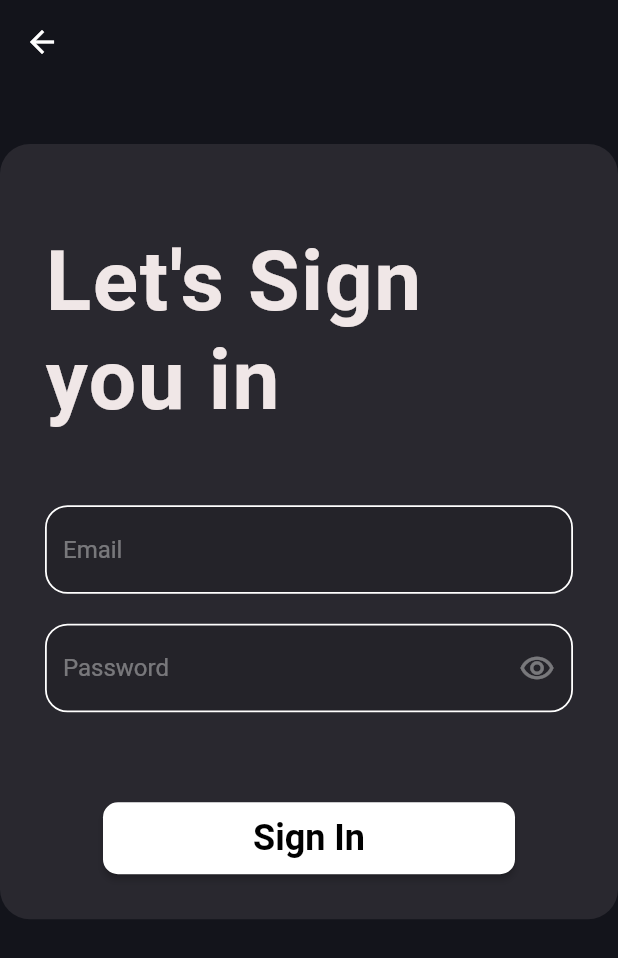
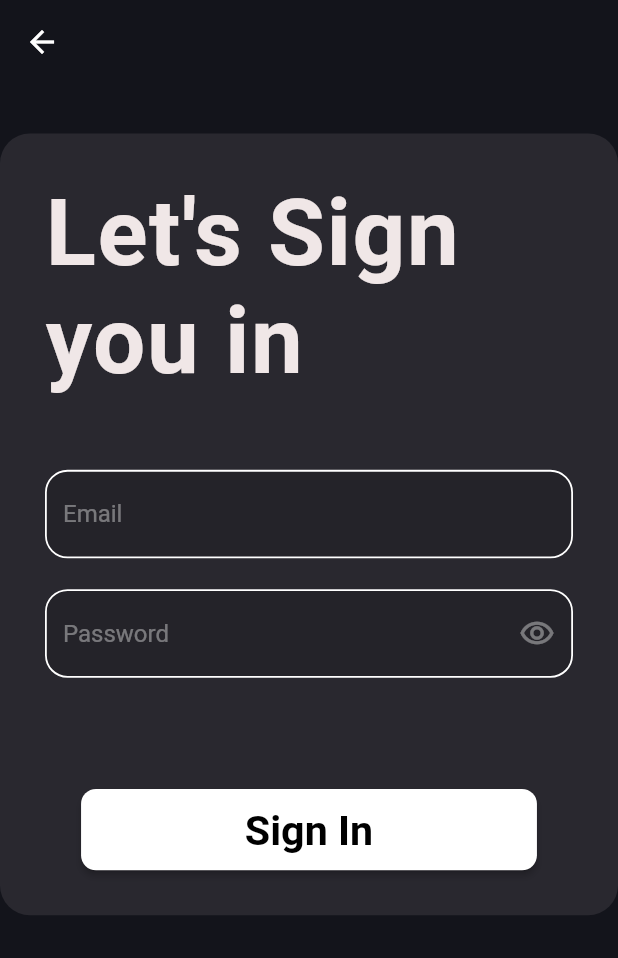
Before and after one commit to Aman0106/Cuhub-new, a Flutter app: the screen it shows after launch, after a tap on the "arrow forward ios" icon, on a phone screen of 412 x 824 dp. Shown: the top 958 px of the screen. Run offline on Flutter 3.47's test engine with Material 2 defaults, Android fonts, the phone set to English and light mode, and no system bars.

Commit message:
made a bit responsice

```diff
--- a/cu_hub/lib/Screens/programmes_screen.dart
+++ b/cu_hub/lib/Screens/programmes_screen.dart
@@ -95,6 +95,7 @@ class _ProgrammesListScreenState extends State<ProgrammesListScreen> {
 
   Widget buildSelectButton(BuildContext context) {
     final label = 'Select ${selectedClasses.length} Programmes';
+    final screenSize = MediaQuery.of(context).size;
 
     return GestureDetector(
       onTap: () => setState(() {
@@ -102,17 +103,19 @@ class _ProgrammesListScreenState extends State<ProgrammesListScreen> {
       }),
       child: Container(
         // alignment: Alignment.bottomCenter,
-        margin: const EdgeInsets.only(bottom: 40),
-        padding: const EdgeInsets.symmetric(horizontal: 50, vertical: 10),
+        margin: EdgeInsets.only(bottom: screenSize.height * 0.02),
+        padding: EdgeInsets.symmetric(
+            horizontal: screenSize.width * 0.13,
+            vertical: screenSize.height * 0.0115),
         decoration: BoxDecoration(
           color: selectedClasses.isNotEmpty ? Colors.amber : Colors.grey[600],
           borderRadius: const BorderRadius.all(Radius.circular(10)),
         ),
         child: Text(
           label,
-          style: const TextStyle(
+          style: TextStyle(
             color: Colors.black,
-            fontSize: 24,
+            fontSize: screenSize.width * 0.05,
             fontWeight: FontWeight.w700,
           ),
         ),
--- a/cu_hub/lib/Screens/sign_in_screen.dart
+++ b/cu_hub/lib/Screens/sign_in_screen.dart
@@ -15,6 +15,7 @@ class _SignInScreenState extends State<SignInScreen> {
 
   @override
   Widget build(BuildContext context) {
+    final screenSize = MediaQuery.of(context).size;
     return Scaffold(
       appBar: AppBar(
         backgroundColor: Colors.transparent,
@@ -22,7 +23,7 @@ class _SignInScreenState extends State<SignInScreen> {
       ),
       backgroundColor: Color.fromARGB(255, 19, 20, 27),
       body: Container(
-        margin: EdgeInsets.only(top: 40),
+        margin: EdgeInsets.only(top: screenSize.height * 0.04),
         decoration: const BoxDecoration(
           color: Color.fromARGB(213, 45, 44, 51),
           borderRadius: BorderRadius.all(
@@ -32,21 +33,21 @@ class _SignInScreenState extends State<SignInScreen> {
         child: SingleChildScrollView(
           physics: BouncingScrollPhysics(),
           child: Container(
-            padding: const EdgeInsets.all(30.0),
+            padding: EdgeInsets.all(screenSize.aspectRatio * 60),
             margin: EdgeInsets.only(
-                top: MediaQuery.of(context).size.height * 0.035),
+                top: MediaQuery.of(context).size.height * 0.001),
             child: Column(
               children: [
-                const Text(
+                Text(
                   'Let\'s Sign you in',
                   style: TextStyle(
-                    color: Color.fromARGB(255, 240, 231, 231),
-                    fontSize: 56,
+                    color: const Color.fromARGB(255, 240, 231, 231),
+                    fontSize: screenSize.width * 0.15,
                     fontWeight: FontWeight.bold,
                     letterSpacing: 1,
                   ),
                 ),
-                const SizedBox(height: 50),
+                SizedBox(height: screenSize.height * 0.06),
                 TextField(
                   style: const TextStyle(color: Colors.white),
                   decoration: InputDecoration(
@@ -67,7 +68,7 @@ class _SignInScreenState extends State<SignInScreen> {
                     ),
                   ),
                 ),
-                const SizedBox(height: 20),
+                SizedBox(height: screenSize.height * 0.025),
                 TextField(
                   obscureText: !showPassword,
                   style: const TextStyle(color: Colors.white),
@@ -100,11 +101,12 @@ class _SignInScreenState extends State<SignInScreen> {
                     ),
                   ),
                 ),
-                const SizedBox(height: 60),
+                SizedBox(height: screenSize.height * 0.09),
                 ElevatedButton(
                   style: ElevatedButton.styleFrom(
-                    padding: const EdgeInsets.symmetric(
-                        horizontal: 100, vertical: 10),
+                    padding: EdgeInsets.symmetric(
+                        horizontal: screenSize.width * 0.265,
+                        vertical: screenSize.height * 0.0135),
                     primary: Colors.white,
                     shape: const RoundedRectangleBorder(
                       borderRadius: BorderRadius.all(
@@ -119,11 +121,11 @@ class _SignInScreenState extends State<SignInScreen> {
                           : const FacultyHomeScreen();
                     }));
                   },
-                  child: const Text(
+                  child: Text(
                     'Sign In',
                     style: TextStyle(
                       color: Colors.black,
-                      fontSize: 24,
+                      fontSize: screenSize.aspectRatio * 55,
                       fontWeight: FontWeight.w700,
                     ),
                   ),
--- a/cu_hub/lib/Widgets/make_announcement_widget.dart
+++ b/cu_hub/lib/Widgets/make_announcement_widget.dart
@@ -16,6 +16,7 @@ class _MakeAnnouncementStateWidget extends State<MakeAnnouncementWidget> {
 
   @override
   Widget build(BuildContext context) {
+    final screenSize = MediaQuery.of(context).size;
     return Container(
       height: MediaQuery.of(context).size.height * 0.48,
       width: MediaQuery.of(context).size.width * 0.9,
@@ -46,7 +47,7 @@ class _MakeAnnouncementStateWidget extends State<MakeAnnouncementWidget> {
               height: 1,
               thickness: 0.8,
             ),
-            const SizedBox(height: 5),
+            SizedBox(height: screenSize.height * 0.007),
             Row(
               mainAxisAlignment: MainAxisAlignment.spaceBetween,
               children: [
@@ -66,7 +67,7 @@ class _MakeAnnouncementStateWidget extends State<MakeAnnouncementWidget> {
                 ),
               ],
             ),
-            const SizedBox(height: 6),
+            SizedBox(height: screenSize.height * 0.005),
             Row(
               children: const [
                 Text(
@@ -79,6 +80,7 @@ class _MakeAnnouncementStateWidget extends State<MakeAnnouncementWidget> {
                 Expanded(
                   child: TextField(
                     autofocus: true,
+                    style: TextStyle(color: Colors.white),
                     cursorColor: Colors.white,
                     decoration: InputDecoration(
                       border: InputBorder.none,
@@ -89,13 +91,18 @@ class _MakeAnnouncementStateWidget extends State<MakeAnnouncementWidget> {
                 ),
               ],
             ),
-            const TextField(
-              keyboardType: TextInputType.multiline,
-              maxLines: 10,
-              decoration: InputDecoration(
-                border: InputBorder.none,
-                hintText: 'Type...',
-                hintStyle: TextStyle(color: Colors.white60),
+            ConstrainedBox(
+              constraints: BoxConstraints(maxHeight: screenSize.height * 0.278),
+              child: const TextField(
+                keyboardType: TextInputType.multiline,
+                maxLines: 11, //(screenSize.height * 0.009).toInt(),
+                style: TextStyle(color: Colors.white),
+                cursorColor: Colors.white,
+                decoration: InputDecoration(
+                  border: InputBorder.none,
+                  hintText: 'Type...',
+                  hintStyle: TextStyle(color: Colors.white60),
+                ),
               ),
             ),
             const Divider(
--- a/cu_hub/lib/Widgets/user_select_widget.dart
+++ b/cu_hub/lib/Widgets/user_select_widget.dart
@@ -14,29 +14,35 @@ class _UserSelectWidgetState extends State<UserSelectWidget> {
 
   @override
   Widget build(BuildContext context) {
+    final screenSize = MediaQuery.of(context).size;
     return Container(
       width: double.infinity,
-      margin: const EdgeInsets.only(top: 80),
+      margin: EdgeInsets.only(top: screenSize.height * 0.1),
       child: Column(
         crossAxisAlignment: CrossAxisAlignment.center,
         children: [
-          const Text(
+          Text(
             'CU Hub',
             style: TextStyle(
               color: Color.fromARGB(255, 240, 231, 231),
-              fontSize: 76,
+              fontSize: screenSize.width * 0.19,
               fontWeight: FontWeight.bold,
               letterSpacing: 1,
             ),
           ),
-          const SizedBox(height: 70),
+          SizedBox(height: screenSize.height * 0.07),
           Image.asset(
             'assets/images/cu_seal.png',
-            scale: 2,
+            scale: screenSize.aspectRatio * 3,
           ),
-          const SizedBox(height: 70),
+          SizedBox(height: screenSize.height * 0.09),
+          Center(
+            child: Row(
+              mainAxisAlignment: MainAxisAlignment.center,
+              children: [
                 Container(
-            margin: const EdgeInsets.symmetric(horizontal: 99),
+                  margin:
+                      EdgeInsets.symmetric(horizontal: screenSize.width * 0.1),
                   decoration: const BoxDecoration(
                     color: Colors.black54,
                     borderRadius: BorderRadius.all(Radius.circular(15)),
@@ -54,15 +60,17 @@ class _UserSelectWidgetState extends State<UserSelectWidget> {
                             color: selectionIndex == 0
                                 ? Colors.white
                                 : Colors.transparent,
-                      borderRadius: const BorderRadius.all(Radius.circular(15)),
+                            borderRadius:
+                                const BorderRadius.all(Radius.circular(15)),
                           ),
                           padding: const EdgeInsets.all(8),
                           child: Text(
                             'Student',
                             style: TextStyle(
-                        fontSize: 24,
-                        color:
-                            selectionIndex == 0 ? Colors.black : Colors.white,
+                              fontSize: screenSize.aspectRatio * 50,
+                              color: selectionIndex == 0
+                                  ? Colors.black
+                                  : Colors.white,
                               fontWeight: FontWeight.w600,
                             ),
                           ),
@@ -79,15 +87,17 @@ class _UserSelectWidgetState extends State<UserSelectWidget> {
                             color: selectionIndex == 1
                                 ? Colors.white
                                 : Colors.transparent,
-                      borderRadius: const BorderRadius.all(Radius.circular(15)),
+                            borderRadius:
+                                const BorderRadius.all(Radius.circular(15)),
                           ),
                           padding: const EdgeInsets.all(8),
                           child: Text(
                             'Faculty',
                             style: TextStyle(
-                        fontSize: 24,
-                        color:
-                            selectionIndex == 1 ? Colors.black : Colors.white,
+                              fontSize: screenSize.aspectRatio * 50,
+                              color: selectionIndex == 1
+                                  ? Colors.black
+                                  : Colors.white,
                               fontWeight: FontWeight.w600,
                             ),
                           ),
@@ -96,10 +106,13 @@ class _UserSelectWidgetState extends State<UserSelectWidget> {
                     ],
                   ),
                 ),
-          const SizedBox(height: 40),
+              ],
+            ),
+          ),
+          SizedBox(height: screenSize.height * 0.06),
           CircleAvatar(
             backgroundColor: Colors.white,
-            radius: 28,
+            radius: screenSize.aspectRatio * 55,
             child: IconButton(
               onPressed: () {
                 Navigator.push(
@@ -111,7 +124,7 @@ class _UserSelectWidgetState extends State<UserSelectWidget> {
               },
               icon: const Icon(Icons.arrow_forward_ios),
               color: Colors.black,
-              iconSize: 42,
+              iconSize: screenSize.aspectRatio * 70,
             ),
           ),
         ],
```
Lines whose indentation alone changed are shown as unchanged.
